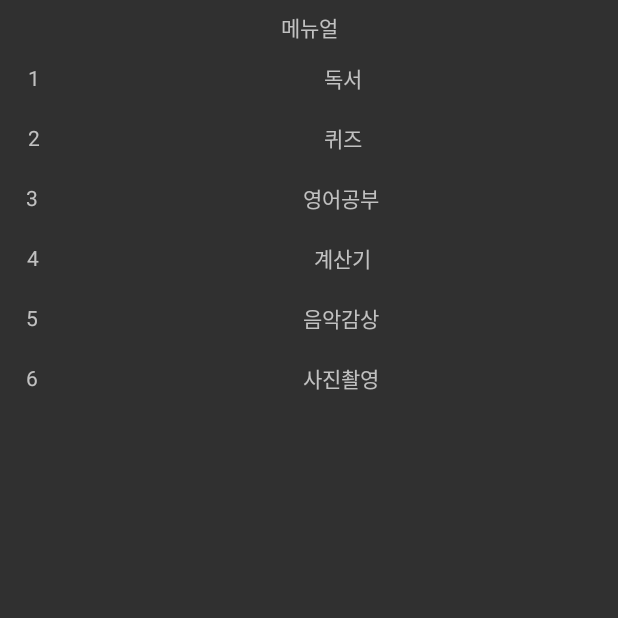
After one commit to yspark2/GitHubSample, an Android app: the TotalMenu screen opened directly, with no data from a screen before it, on a phone screen of 412 x 824 dp, the top half of it. The commit adds this screen. Run offline under Robolectric (Android 15) with nearby library versions, the phone set to English and light mode, and no system bars.

Commit message:
project under design 1

```diff
--- a/app/src/main/AndroidManifest.xml
+++ b/app/src/main/AndroidManifest.xml
@@ -9,7 +9,8 @@
         android:roundIcon="@mipmap/ic_launcher_round"
         android:supportsRtl="true"
         android:theme="@style/Theme.AppCompat.NoActionBar">
-        <activity android:name=".SubActivity"></activity>
+        <activity android:name=".TotalMenu"></activity>
+        <activity android:name=".SubActivity" />
         <activity android:name=".MainActivity">
             <intent-filter>
                 <action android:name="android.intent.action.MAIN" />
--- a/app/src/main/java/com/example/githubsample/MainActivity.kt
+++ b/app/src/main/java/com/example/githubsample/MainActivity.kt
@@ -25,5 +25,9 @@ class MainActivity : AppCompatActivity() {
 			val formatTime = sdf.format(date)
 			Toast.makeText(this, "현재시간은 ${formatTime} 입니다.", Toast.LENGTH_SHORT).show()
 		}
+		binding.btnMenu.setOnClickListener{
+			val menuIntent = Intent(this, TotalMenu::class.java)
+			startActivity(menuIntent)
+		}
 	}
 }
--- /dev/null
+++ b/app/src/main/java/com/example/githubsample/Memo.kt
@@ -0,0 +1,3 @@
+package com.example.githubsample
+
+data class Memo (val no : Int, val title : String)
--- a/app/src/main/java/com/example/githubsample/SubActivity.kt
+++ b/app/src/main/java/com/example/githubsample/SubActivity.kt
@@ -3,6 +3,7 @@ package com.example.githubsample
 import android.content.Intent
 import androidx.appcompat.app.AppCompatActivity
 import android.os.Bundle
+import android.widget.Toast
 import com.example.githubsample.databinding.ActivitySubBinding
 
 class SubActivity : AppCompatActivity() {
@@ -17,6 +18,7 @@ class SubActivity : AppCompatActivity() {
 		binding.btnClose.setOnClickListener {
 			val returnIntent = Intent()
 			val message = binding.editText.toString()
+			Toast.makeText(this, "입력된 메세지는 ${binding.editText.text} 입니다.", Toast.LENGTH_SHORT).show()
 			returnIntent.putExtra("returnValue", message)
 			setResult(RESULT_OK, returnIntent)
 			finish()
--- /dev/null
+++ b/app/src/main/java/com/example/githubsample/TotalMenu.kt
@@ -0,0 +1,97 @@
+package com.example.githubsample
+
+import androidx.appcompat.app.AppCompatActivity
+import android.os.Bundle
+import android.view.LayoutInflater
+import android.view.ViewGroup
+import android.widget.Toast
+import androidx.recyclerview.widget.LinearLayoutManager
+import androidx.recyclerview.widget.RecyclerView
+import com.example.githubsample.databinding.ActivityTotalMenuBinding
+import com.example.githubsample.databinding.ItemRecyclerBinding
+
+class TotalMenu : AppCompatActivity() {
+	val binding by lazy { ActivityTotalMenuBinding.inflate(layoutInflater) }
+	override fun onCreate(savedInstanceState: Bundle?) {
+		super.onCreate(savedInstanceState)
+		setContentView(binding.root)
+
+		val data = loadDate()
+		val adapter = CustomAdapter(data)
+		binding.recyclerView.adapter = adapter
+		binding.recyclerView.layoutManager = LinearLayoutManager(this)
+
+	}
+	fun loadDate() : MutableList<Memo>{
+		val TMList = mutableListOf<Memo>()
+		for(no in 1..6){
+			when(no){
+				1 -> {
+					val title = "독서"
+					val memo  = Memo(no,title)
+					TMList.add(memo)
+				}
+				2 -> {
+					val title = "퀴즈"
+					val memo  = Memo(no,title)
+					TMList.add(memo)
+				}
+				3 -> {
+					val title = "영어공부"
+					val memo  = Memo(no,title)
+					TMList.add(memo)
+				}
+				4 -> {
+					val title = "계산기"
+					val memo  = Memo(no,title)
+					TMList.add(memo)
+				}
+				5 -> {
+					val title = "음악감상"
+					val memo  = Memo(no,title)
+					TMList.add(memo)
+				}
+				6 -> {
+					val title = "사진촬영"
+					val memo  = Memo(no,title)
+					TMList.add(memo)
+				}
+				7 -> {
+					val title = "내 위치 확인"
+					val memo  = Memo(no,title)
+					TMList.add(memo)
+				}
+			}
+		}
+		return TMList
+	}
+}
+
+class CustomAdapter(val dataList : MutableList<Memo>): RecyclerView.Adapter<CustomAdapter.Holder>(){
+	override fun onCreateViewHolder(parent: ViewGroup, viewType: Int): Holder {
+		val binding = ItemRecyclerBinding.inflate(LayoutInflater.from(parent.context), parent, false)
+		return Holder(binding)
+	}
+	override fun getItemCount() = dataList.size
+	override fun onBindViewHolder(holder: Holder, position: Int) {
+		val memo = dataList.get(position)
+		holder.setMemo(memo)
+	}
+
+	class Holder(val binding: ItemRecyclerBinding):  RecyclerView.ViewHolder(binding.root){
+		lateinit var currentMemo : Memo
+		init {
+			binding.root.setOnClickListener {
+				Toast.makeText(binding.root.context, " ${currentMemo.no} \n " +
+						"${currentMemo.title}을 클릭하셨습니다.", Toast.LENGTH_SHORT).show()
+			}
+		}
+		fun setMemo(memo: Memo){
+			currentMemo = memo
+			with(binding){
+				textNo.text = "${memo.no}"
+				textTitle.text = "${memo.title}"
+			}
+		}
+	}
+}
--- a/app/src/main/res/layout/activity_sub.xml
+++ b/app/src/main/res/layout/activity_sub.xml
@@ -11,7 +11,7 @@
         android:layout_width="wrap_content"
         android:layout_height="wrap_content"
         android:layout_marginTop="100dp"
-        android:text="서브 액티비티"
+        android:text="@string/sub_activity"
         android:textSize="20sp"
         app:layout_constraintEnd_toEndOf="parent"
         app:layout_constraintStart_toStartOf="parent"
--- /dev/null
+++ b/app/src/main/res/layout/activity_total_menu.xml
@@ -0,0 +1,28 @@
+<?xml version="1.0" encoding="utf-8"?>
+<androidx.constraintlayout.widget.ConstraintLayout xmlns:android="http://schemas.android.com/apk/res/android"
+    xmlns:app="http://schemas.android.com/apk/res-auto"
+    xmlns:tools="http://schemas.android.com/tools"
+    android:layout_width="match_parent"
+    android:layout_height="match_parent"
+    tools:context=".TotalMenu">
+
+    <androidx.recyclerview.widget.RecyclerView
+        android:id="@+id/recyclerView"
+        android:layout_width="0dp"
+        android:layout_height="wrap_content"
+        android:layout_marginTop="32dp"
+        app:layout_constraintEnd_toEndOf="parent"
+        app:layout_constraintHorizontal_bias="0.0"
+        app:layout_constraintStart_toStartOf="parent"
+        app:layout_constraintTop_toTopOf="parent" />
+
+    <TextView
+        android:id="@+id/textMenu"
+        android:layout_width="wrap_content"
+        android:layout_height="wrap_content"
+        android:layout_marginTop="7dp"
+        android:text="@string/menual"
+        app:layout_constraintEnd_toEndOf="parent"
+        app:layout_constraintStart_toStartOf="parent"
+        app:layout_constraintTop_toTopOf="parent" />
+</androidx.constraintlayout.widget.ConstraintLayout>
--- /dev/null
+++ b/app/src/main/res/layout/item_recycler.xml
@@ -0,0 +1,22 @@
+<?xml version="1.0" encoding="utf-8"?>
+<LinearLayout xmlns:android="http://schemas.android.com/apk/res/android"
+    android:layout_width="match_parent"
+    android:layout_height="40dp"
+    android:gravity="center">
+
+    <TextView
+        android:id="@+id/textNo"
+        android:layout_width="wrap_content"
+        android:layout_height="wrap_content"
+        android:layout_weight="1"
+        android:gravity="center"
+        android:text="@string/number" />
+
+    <TextView
+        android:id="@+id/textTitle"
+        android:layout_width="wrap_content"
+        android:layout_height="wrap_content"
+        android:layout_weight="9"
+        android:gravity="center"
+        android:text="@string/title" />
+</LinearLayout>
--- a/app/src/main/res/values/strings.xml
+++ b/app/src/main/res/values/strings.xml
@@ -1,4 +1,10 @@
 <resources>
     <string name="app_name">GitHubSample</string>
     <string name="hint">메세지를 입력하세요</string>
+    <string name="menual">메뉴얼</string>
+    <string name="main_activity">메인 액티비티</string>
+    <string name="subActivity_exe">서브액티비티 실행</string>
+    <string name="number">넘버</string>
+    <string name="title">타이틀</string>
+    <string name="sub_activity">서브 액티비티</string>
 </resources>
```
Also changed, not shown: app/src/main/res/layout/activity_main.xml (+20 -17 lines), app/src/main/res/drawable-v24/dragon.png (added), app/src/main/res/drawable/book.png (added), app/src/main/res/drawable/watch.png (added).
